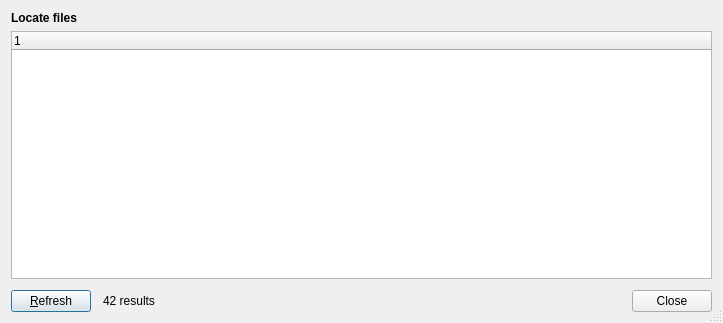
Qt form src/locate-files-window.ui (Lithopsian/qt6dirstat) before a commit.
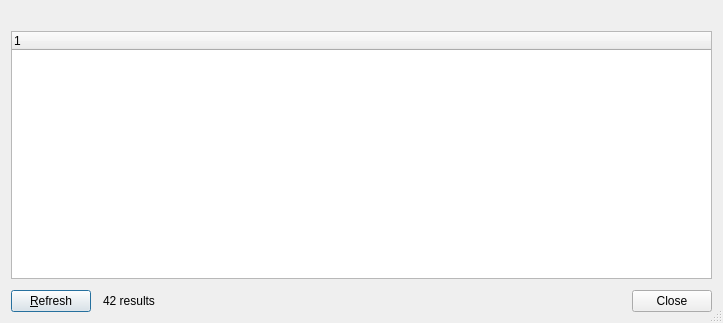
The same form after that commit.

```diff
--- a/src/locate-files-window.ui
+++ b/src/locate-files-window.ui
@@ -25,9 +25,6 @@
        <bold>true</bold>
       </font>
      </property>
-     <property name="text">
-      <string notr="true">Locate files</string>
-     </property>
     </widget>
    </item>
    <item>
```
